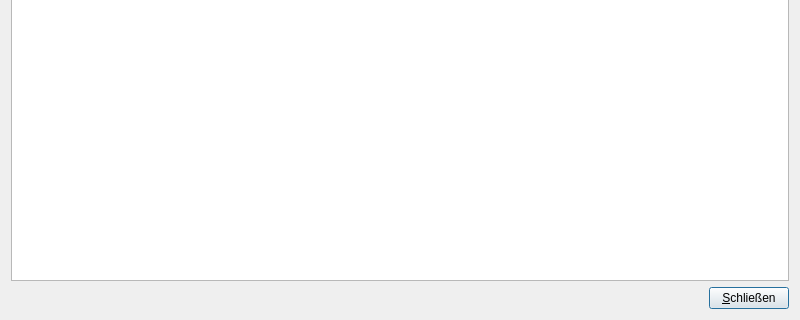
Qt form src/gui/windows/StatisticsWindow.ui (startkladde/startkladde) before a commit; both pictures show x 0 to 800 and y 180 to 500 of the 800 by 500 pixel window.
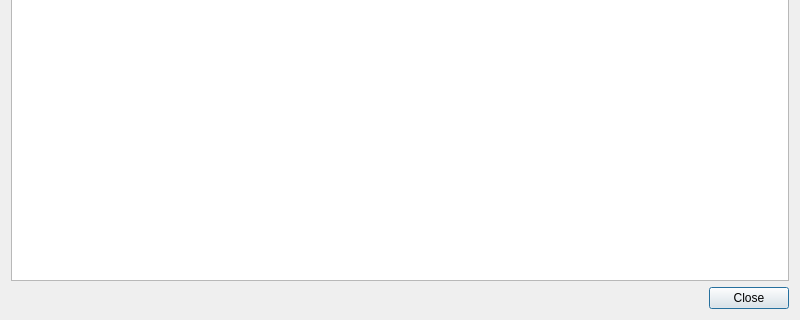
The same form after that commit.

Commit message: Using QDialogButtonBox in dialogs LaunchMethodStatistics: display towflights entry only if there are towflights

```diff
--- a/src/gui/windows/StatisticsWindow.ui
+++ b/src/gui/windows/StatisticsWindow.ui
@@ -25,32 +25,10 @@
     </widget>
    </item>
    <item>
-    <widget class="QWidget" name="widget" native="true">
-     <layout class="QHBoxLayout" name="horizontalLayout">
-      <property name="margin">
-       <number>0</number>
-      </property>
-      <item>
-       <spacer name="horizontalSpacer">
-        <property name="orientation">
-         <enum>Qt::Horizontal</enum>
-        </property>
-        <property name="sizeHint" stdset="0">
-         <size>
-          <width>296</width>
-          <height>20</height>
-         </size>
-        </property>
-       </spacer>
-      </item>
-      <item>
-       <widget class="QPushButton" name="closeButton">
-        <property name="text">
-         <string>&amp;Schließen</string>
-        </property>
-       </widget>
-      </item>
-     </layout>
+    <widget class="QDialogButtonBox" name="buttonBox">
+     <property name="standardButtons">
+      <set>QDialogButtonBox::Close</set>
+     </property>
     </widget>
    </item>
   </layout>
```
Left out of the diff: 12 changed lines with no effect on the pictures. The commit also changes 14 other files.
